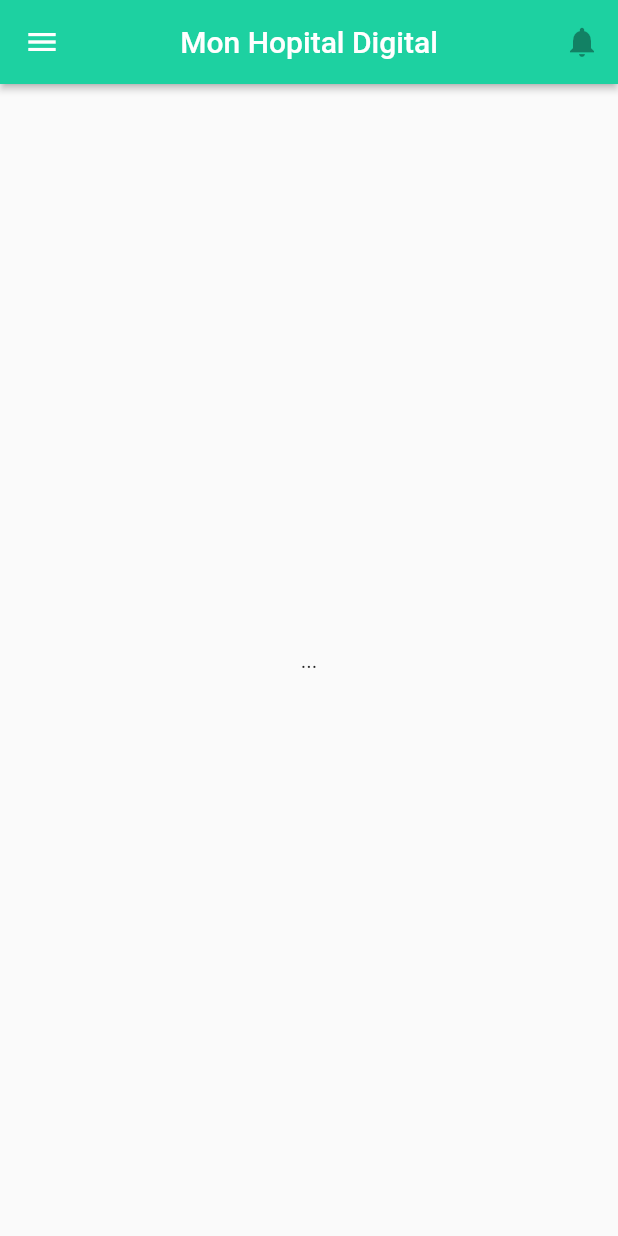
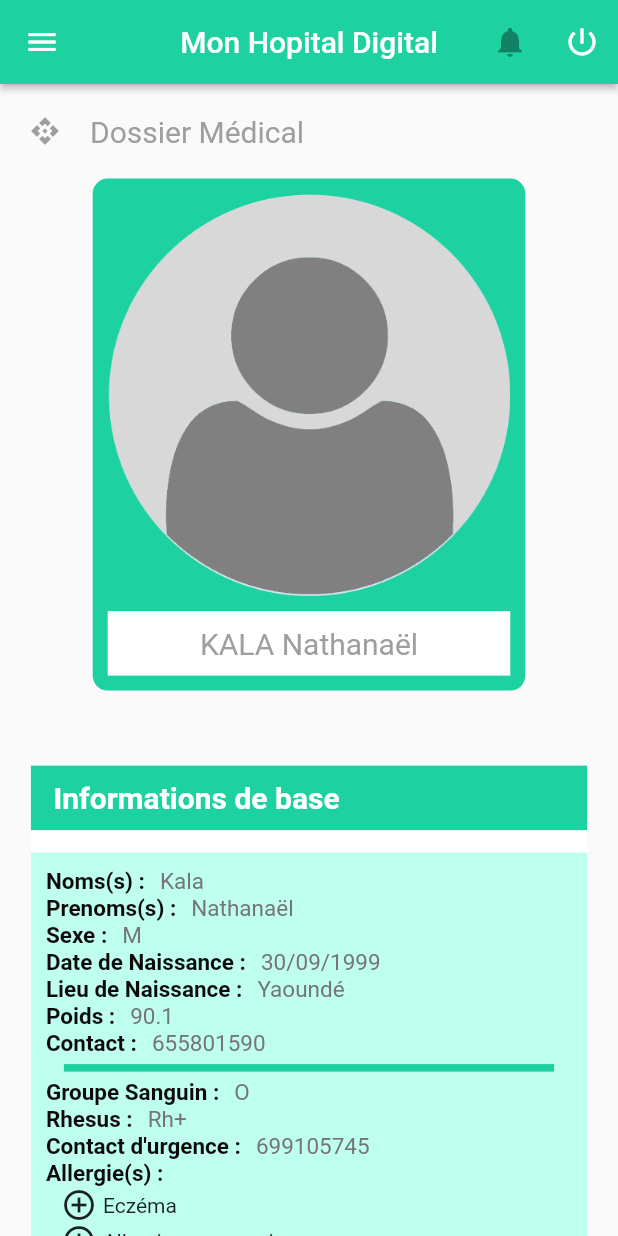
Before and after one commit to KalaNathanael/mon_hopital_digital, a Flutter app: the screen it shows after launch, after a tap on "Se connecter", on a phone screen of 412 x 824 dp. Run offline on Flutter 3.47's test engine with Material 2 defaults, Android fonts, the light colour scheme and no system bars; our stand-ins replace hexcolor.

Commit message:
Page patient premiere partie terminee

```diff
--- /dev/null
+++ b/lib/extensions/capitalize.dart
@@ -0,0 +1,9 @@
+extension StringExtension on String {
+  String capitalize(){
+    if(this != "") {
+      return "${this[0].toUpperCase()}${this.substring(1)}";
+    }else {
+      return "- -";
+    }
+  }
+}
--- /dev/null
+++ b/lib/models/Allergie.dart
@@ -0,0 +1,21 @@
+
+class Allergie {
+  String nom;
+  String cause;
+  String cure;
+  String prevention;
+
+  Allergie({ nom: "", cause : "", cure : "", prevention : ""}){
+    this.nom = nom;
+    this.cause = cause;
+    this.cure = cure;
+    this.prevention = prevention;
+  }
+
+  Allergie.empty(){
+    nom = "";
+    cause = "";
+    cure = "";
+    prevention = "";
+  }
+}
--- /dev/null
+++ b/lib/models/BonASavoir.dart
@@ -0,0 +1,18 @@
+
+import 'package:mon_hopital_digital/models/Allergie.dart';
+
+class BonASavoir {
+  String groupe_sanguin;
+  String rhesus;
+  String contact_urgence;
+  List<Allergie> allergies;
+
+  BonASavoir({this.contact_urgence, this.groupe_sanguin, this.rhesus, this.allergies});
+
+  BonASavoir.empty(){
+    groupe_sanguin = "";
+    rhesus = "";
+    contact_urgence = "";
+    allergies = [];
+  }
+}
--- /dev/null
+++ b/lib/models/Patient.dart
@@ -0,0 +1,30 @@
+
+import 'dart:math';
+
+import 'package:mon_hopital_digital/models/BonASavoir.dart';
+import 'package:mon_hopital_digital/models/Personne.dart';
+
+class Patient extends Personne{
+  String lieu_naissance;
+  double poids;
+  String contact;
+  BonASavoir bonASavoir;
+
+  Patient({this.lieu_naissance, this.poids, this.contact, this.bonASavoir,
+    String noms, String prenoms, String login, String sexe, String date_naissance, String password, String role}):
+        super(noms: noms, prenoms: prenoms, login: login, sexe: sexe, date_naissance: date_naissance, password: password, role: role);
+
+  Patient.empty() : super.empty(){
+    // noms = "";
+    // prenoms = "";
+    // login = "";
+    // sexe = "";
+    // date_naissance = "";
+    // password = "";
+    // role = "";
+    lieu_naissance = "";
+    poids = 0.0;
+    contact = "";
+    bonASavoir = BonASavoir.empty();
+  }
+}
--- /dev/null
+++ b/lib/models/Personne.dart
@@ -0,0 +1,22 @@
+
+abstract class Personne {
+  String noms;
+  String prenoms;
+  String login;
+  String sexe;
+  String date_naissance;
+  String password;
+  String role;
+
+  Personne({this.noms, this.prenoms, this.login, this.sexe, this.date_naissance, this.password, this.role});
+
+  Personne.empty(){
+    noms = "";
+    prenoms = "";
+    login = "";
+    sexe = "";
+    date_naissance = "";
+    password = "";
+    role = "";
+  }
+}
--- a/lib/widgets/connexion/connexion_page.dart
+++ b/lib/widgets/connexion/connexion_page.dart
@@ -9,32 +9,30 @@ class Connexion extends StatefulWidget {
 }
 
 class _ConnexionState extends State<Connexion> {
+  final _formKey = GlobalKey<FormState>();
 
   @override
   Widget build(BuildContext context) {
-    final _formKey = GlobalKey<FormState>();
     double screenWidth = MediaQuery.of(context).size.width;
     double screenHeight = MediaQuery.of(context).size.height;
 
     return Scaffold(
-        resizeToAvoidBottomInset: false,
-        body: Center(
+      body: SingleChildScrollView(
+        child: Center(
           child: Column(
             children: [
               Container(
                 height: screenHeight / 5.0,
               ),
-              Card(
-                elevation: 0.0,
-                shape: RoundedRectangleBorder(
-                  borderRadius: BorderRadius.circular(30.0),
-                ),
-                margin: EdgeInsets.only(bottom: 20.0),
-                child:  Container(
-                  width: screenWidth * 0.5,
-                  height: screenWidth * 0.5,
+              Container(
+                width: screenWidth * 0.5,
+                height: screenWidth * 0.5,
+                child: Card(
                   color: Colors.grey[200],
-
+                  elevation: 0.0,
+                  shape: RoundedRectangleBorder(
+                    borderRadius: BorderRadius.circular(100.0),
+                  ),
                   child: Image.asset('assets/logo-connexion.png', fit: BoxFit.cover),
                 ),
               ),
@@ -48,6 +46,7 @@ class _ConnexionState extends State<Connexion> {
                       crossAxisAlignment: CrossAxisAlignment.stretch,
                       children: [
                         TextFormField(
+
                           decoration: InputDecoration(
                             labelText: "Nom d'utilisateur",
                           ),
@@ -91,6 +90,7 @@ class _ConnexionState extends State<Connexion> {
             ],
           ),
         ),
+      ),
     );
   }
 }
--- /dev/null
+++ b/lib/widgets/patient/dossierMedical.dart
@@ -0,0 +1,230 @@
+import 'package:flutter/material.dart';
+import 'package:mon_hopital_digital/models/Allergie.dart';
+import 'package:mon_hopital_digital/models/Patient.dart';
+import 'dart:async';
+import 'package:mon_hopital_digital/extensions/capitalize.dart';
+
+Center dossierMedical(double screenWidth, Patient patient, BuildContext context) {
+  double conWidth = screenWidth * 0.7;
+  double secWidth = screenWidth * 0.9;
+
+
+  return Center(
+    child: new Column(
+      children: [
+        Container(
+            decoration: BoxDecoration(
+              borderRadius: BorderRadius.all(Radius.circular(10.0)),
+              color: Color(0xFF1DD1A1),
+            ),
+            width: conWidth,
+            margin: EdgeInsets.only(top: 20.0),
+            child: Column(
+              crossAxisAlignment: CrossAxisAlignment.center,
+              children: [
+                Container(
+                  width: conWidth - 20.0,
+                  height: conWidth - 20.0,
+                  margin: EdgeInsets.only(top: 10.0),
+                  decoration: BoxDecoration(
+                      borderRadius: BorderRadius.all(Radius.circular(300.0))
+                  ),
+                  child: Image.asset("assets/default-profile-picture.png",
+                    fit: BoxFit.fill,
+                  ),
+                ),
+                Container(
+                  margin: EdgeInsets.symmetric(horizontal: 10.0, vertical: 10.0),
+                  padding: EdgeInsets.symmetric(vertical: 10.0, horizontal: 5.0),
+                  width: conWidth,
+                  color: Colors.white,
+                  child: Text("${patient.noms.toUpperCase()} ${patient.prenoms}",
+                    style: TextStyle(fontSize: 20.0, color: Colors.grey,),
+                    textAlign: TextAlign.center,
+                  ),
+                )
+              ],
+            )
+        ),
+        Container(
+          width: secWidth,
+          margin: EdgeInsets.only(top: 50.0),
+          color: Colors.white,
+          child: Column(
+            crossAxisAlignment: CrossAxisAlignment.center,
+            children: [
+              // -- debut card information de base --
+              Container(
+                width: secWidth,
+                padding: EdgeInsets.symmetric(horizontal: 15.0, vertical: 10.0),
+                color: Color(0xFF1DD1A1),
+                child: Text("Informations de base",
+                  style: TextStyle(fontSize: 20.0, fontWeight: FontWeight.bold, color: Colors.white),
+                ),
+              ),
+              Container(
+                margin: EdgeInsets.only(top: 15.0),
+                width: secWidth,
+                padding: EdgeInsets.all(10.0),
+                color: Color(0xFFBFFFEE),
+                child: Column(
+                  children: [
+                    afficherInformation("Noms(s)", patient.noms),
+                    afficherInformation("Prenoms(s)", patient.prenoms),
+                    afficherInformation("Sexe", patient.sexe),
+                    afficherInformation("Date de Naissance", patient.date_naissance),
+                    afficherInformation("Lieu de Naissance", patient.lieu_naissance),
+                    afficherInformation("Poids", patient.poids, patient: patient),
+                    afficherInformation("Contact", patient.contact),
+                    Container(
+                      width: secWidth,
+                      height: 5.0,
+                      margin: EdgeInsets.symmetric(horizontal: 12.0, vertical: 5.0),
+                      color: Color(0xFF1DD1A1),
+                    ),
+                    afficherInformation("Groupe Sanguin", patient.bonASavoir.groupe_sanguin),
+                    afficherInformation("Rhesus", patient.bonASavoir.rhesus),
+                    afficherInformation("Contact d'urgence", patient.bonASavoir.contact_urgence),
+                    afficherInformation("Allergie(s)", ""),
+                    afficherAllergies(patient.bonASavoir.allergies, context),
+                  ],
+                ),
+              ),
+              // -- fin card information de base --
+
+              Container(
+                height: 40.0,
+              ),
+
+              // -- debut antécédents --
+              Container(
+                width: secWidth,
+                padding: EdgeInsets.symmetric(horizontal: 15.0, vertical: 10.0),
+                color: Color(0xFF1DD1A1),
+                child: Text("Antécédents",
+                  style: TextStyle(fontSize: 20.0, fontWeight: FontWeight.bold, color: Colors.white),
+                ),
+              ),
+              Container(
+                margin: EdgeInsets.only(top: 15.0, bottom: 15.0),
+                width: secWidth,
+                height: 200.0,
+                padding: EdgeInsets.all(10.0),
+                color: Color(0xFFBFFFEE),
+              ),
+            ],
+          ),
+        ),
+      ],
+    ),
+  );
+}
+
+Row afficherInformation(String titre, donnee, {patient: Patient}){
+  patient = Patient.empty();
+  return Row(
+    children: [
+      Container(
+        child: Text(
+          '$titre :',
+          style: TextStyle(color: Color(0xFF0D0A0B), fontWeight: FontWeight.bold, fontSize: 15.0),
+        ),
+      ),
+      Container(
+        margin: EdgeInsets.only(left: 10.0),
+        child: Text(
+          "$donnee ${(donnee == patient.poids)? " Kg": ""}" ,
+          style: TextStyle(color: Colors.grey[600], fontSize: 15.0),
+        ),
+      )
+    ],
+  );
+}
+
+Row afficherInformationInDialog(String titre, donnee, BuildContext context){
+  double widthDialog = MediaQuery.of(context).size.width;
+  double causeWidth = widthDialog - 165.0;
+  double cureWidth = widthDialog - 153.0;
+  double preventionWidth = widthDialog - 199.0;
+
+  return Row(
+    crossAxisAlignment: CrossAxisAlignment.start,
+    children: [
+      Container(
+        child: Text(
+          '${titre.capitalize()} :',
+          style: TextStyle(color: Color(0xFF0D0A0B), fontWeight: FontWeight.bold, fontSize: 15.0),
+        ),
+      ),
+      Container(
+        width: (titre == "Cause") ? causeWidth : (titre == "Cure") ? cureWidth : preventionWidth,
+        margin: EdgeInsets.only(left: 10.0),
+        child: Text(
+          donnee.toString().capitalize(),
+          style: TextStyle(color: Colors.grey[600], fontSize: 15.0),
+
+        ),
+      )
+    ],
+  );
+}
+
+Column afficherAllergies(List<Allergie> allergies, BuildContext context){
+  List<Widget> infoAllergies = [];
+
+  for (var allergie in allergies) {
+    InkWell ink = InkWell(
+      child: Container(
+        margin: EdgeInsets.only(left:10.0),
+        child: Row(
+          children: [
+            Icon(Icons.add_circle_outline),
+            Container(
+              margin: EdgeInsets.only(left:4.0),
+              child: Text(allergie.nom.capitalize()),
+            )
+          ],
+        ),
+      ),
+      onTap: () => infoSupAllergieDialog(context, allergie),
+    );
+
+    infoAllergies.add(ink);
+  }
+
+  return Column(
+    children: infoAllergies,
+  );
+}
+
+Future<Null> infoSupAllergieDialog(BuildContext context, Allergie allergie) async {
+  return showDialog(
+    context: context,
+    barrierDismissible: true,
+    builder: (BuildContext diaContext){
+      return SimpleDialog(
+        title: Text(allergie.nom.capitalize()),
+        contentPadding: EdgeInsets.all(10.0),
+        children: [
+          Container(
+            child: afficherInformationInDialog("Cause", allergie.cause, diaContext),
+          ),
+          Container(
+            height: 5.0,
+          ),
+          Container(
+            child: afficherInformationInDialog("Cure", allergie.cure, diaContext),
+          ),
+          Container(
+            height: 5.0,
+          ),
+          Container(
+            child: afficherInformationInDialog("Prévention", allergie.prevention, diaContext),
+          ),
+        ],
+        titleTextStyle: TextStyle(fontSize: 24.0, color: Color(0xFF1DD1A1), fontWeight: FontWeight.bold),
+
+      );
+    }
+  );
+}
--- a/lib/widgets/patient/patientPage.dart
+++ b/lib/widgets/patient/patientPage.dart
@@ -1,5 +1,10 @@
 import 'package:flutter/material.dart';
+import 'package:mon_hopital_digital/models/Allergie.dart';
+import 'package:mon_hopital_digital/models/BonASavoir.dart';
+import 'package:mon_hopital_digital/models/Patient.dart';
+import 'dossierMedical.dart';
 import 'patient_drawer.dart';
+import '../connexion/connexion_page.dart';
 
 class PatientPage extends StatefulWidget {
 
@@ -10,10 +15,25 @@ class PatientPage extends StatefulWidget {
 class _PatientPageState extends State<PatientPage> {
 
   List<String> pageNames = ["Dossier Médical", "Rendez-vous", "Contacts médécins"];
-  String pageChoisie;
+  String pageChoisie = "Dossier Médical";
+  List<Allergie> patient_allergies = [
+    new Allergie(nom: "eczéma", cause: "arachide", cure :"Quand l'allergène responsable est identifié, il faut la bannir", prevention:"Eviter l'allergène"),
+    new Allergie(nom: "allergies aux acariens", cause: "les matelas, la laine, la plume")
+  ];
+  BonASavoir patient_bonasavoir = new BonASavoir(contact_urgence: "699105745", groupe_sanguin: "O", rhesus:"Rh+");
+
+  Patient patient = new Patient(noms:"Kala", prenoms: "Nathanaël", date_naissance: "30/09/1999", sexe: "M", poids: 90.1,
+                                contact: "655801590", lieu_naissance: "Yaoundé");
+
 
   @override
   Widget build(BuildContext context){
+
+    double screenWidth = MediaQuery.of(context).size.width;
+    double screenHeight = MediaQuery.of(context).size.height;
+    patient_bonasavoir.allergies = patient_allergies;
+    patient.bonASavoir = patient_bonasavoir;
+
     return Scaffold(
       appBar: AppBar(
         title: Text("Mon Hopital Digital"),
@@ -23,16 +43,18 @@ class _PatientPageState extends State<PatientPage> {
             icon: Icon(Icons.notifications),
             color: Colors.white,
             onPressed: null
+          ),
+          IconButton(
+            icon: Icon(Icons.power_settings_new),
+            onPressed: (){
+              Navigator.push(context, MaterialPageRoute(builder: (BuildContext precontext) {
+                return Connexion();
+              }));
+            }
           )
         ],
         centerTitle: true,
         elevation: 2.0,
-      ),
-      body: Container(
-        child: Center(
-          child: Text((pageChoisie == null) ? "..." : pageChoisie),
-        ),
-
       ),
       drawer: Drawer(
         child: Container(
@@ -68,14 +90,41 @@ class _PatientPageState extends State<PatientPage> {
           ),
           color: Color(0xFF1DD1A1),
         ),
+      ),
+      body: SingleChildScrollView(
+        child: Column(
+          children: [
+            Container(
+              margin: EdgeInsets.only(top: 20.0),
+              child: Row(
+                children: [
+                  Container(
+                    child: Icon(Icons.api,
+                      color: Colors.grey,
+                      size: 20.0,
+                    ),
+                    margin: EdgeInsets.symmetric(horizontal: 20.0),
+                  ),
+                  Container(
+                    child: Text((pageChoisie == null)? "..." : pageChoisie,
+                      style: TextStyle(fontSize: 20.0, color: Colors.grey),
+                    ),
+                  ),
+                ],
+              ),
+            ),
+            (pageChoisie == "Contacts médécins") ? contactMedecin() :
+              (pageChoisie == "Rendez-vous")? rendezVous() :
+                dossierMedical(screenWidth, patient, context)
+          ],
+        ),
+      )
 
-      ),
     );
   }
 
   Text drawerText(String data, {color: Colors.white, fontSize: 17.0, }){
     return Text(
-
       data,
       style: TextStyle(
         color: color,
@@ -83,4 +132,23 @@ class _PatientPageState extends State<PatientPage> {
       ),
     );
   }
+
+  Column rendezVous() {
+
   }
+
+  Column contactMedecin() {
+
+  }
+
+  // List<Widget> afficherAllergies(allergies) {
+  //   List<Widget> afficher;
+  //   allergies.forEach(
+  //       (allergie){
+  //         afficher.add(
+  //           Container
+  //         );
+  //       }
+  //   );
+  // }
+}
--- /dev/null
+++ b/lib/widgets/patient/rendezVous.dart
@@ -0,0 +1 @@
+import 'package:flutter/material.dart';
--- a/pubspec.yaml
+++ b/pubspec.yaml
@@ -50,6 +50,7 @@ flutter:
     - assets/logo-connexion.png
     - assets/logo-medecin.png
     - assets/logo-patient.png
+    - assets/default-profile-picture.png
 
   # An image asset can refer to one or more resolution-specific "variants", see
   # https://flutter.dev/assets-and-images/#resolution-aware.
```
Also changed, not shown: assets/default-profile-picture.png (added). Lines whose indentation alone changed are shown as unchanged.
